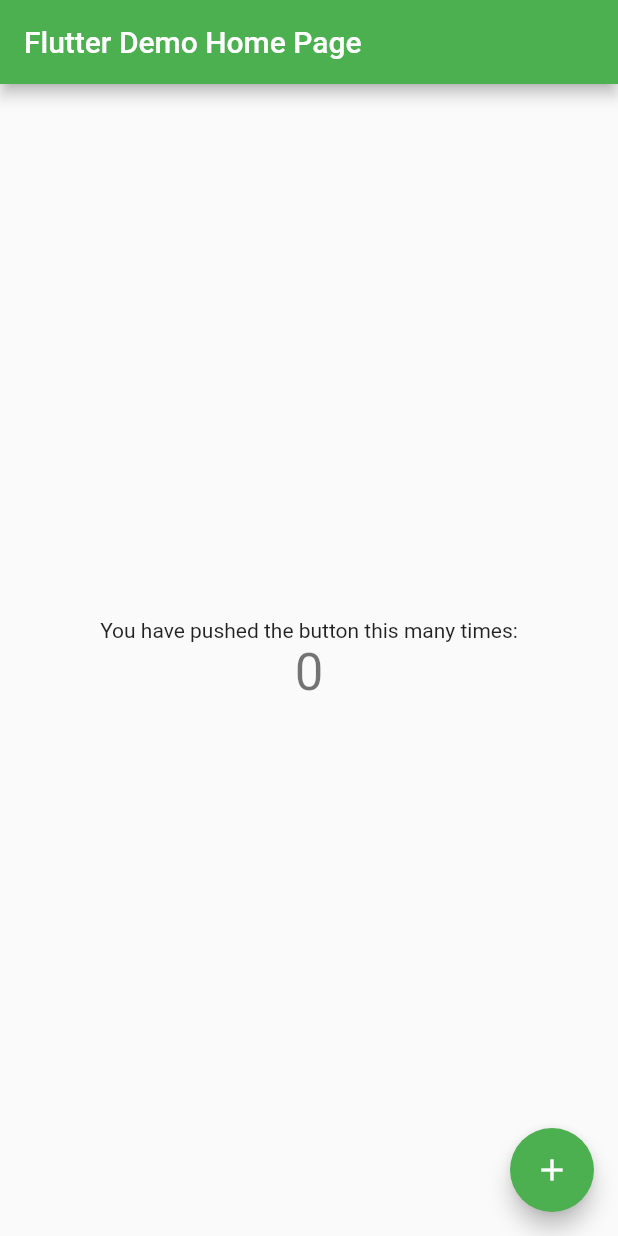
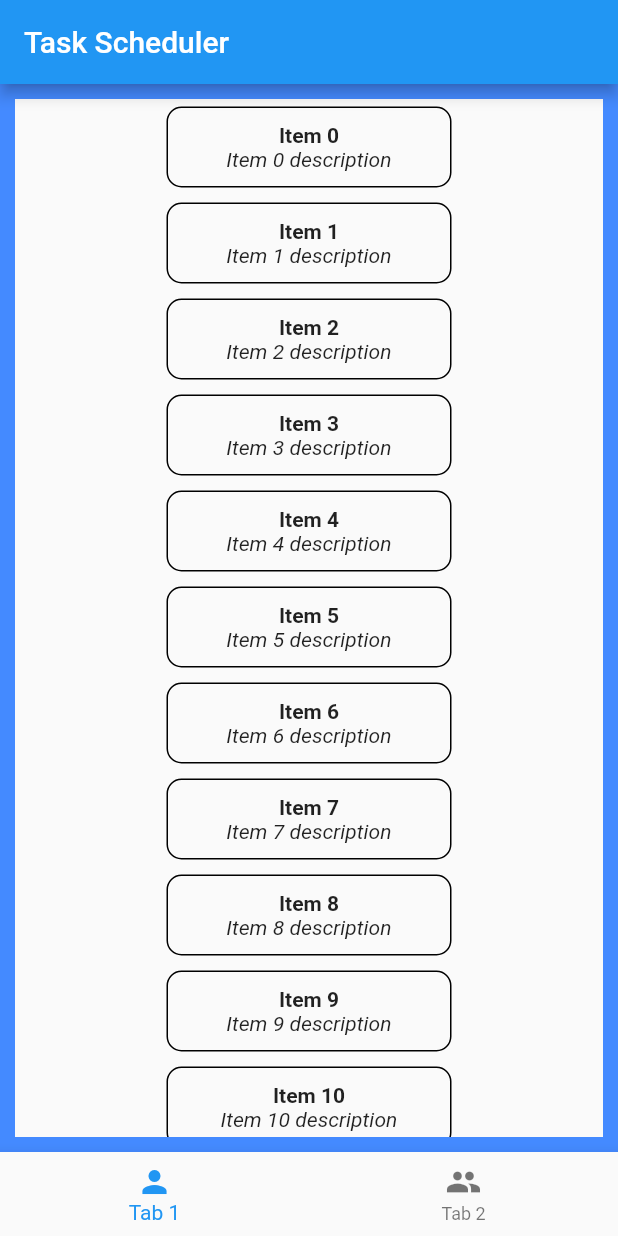
Before and after one commit to ubclaunchpad/task-scheduling, a Flutter app: the screen it shows after launch, on a phone screen of 412 x 824 dp. Run offline on Flutter 3.47's test engine with Material 2 defaults, Android fonts, the phone set to English and light mode, and no system bars; our stand-ins replace cloud_functions, firebase_core; accounts and stored records are empty; network calls fail.

Commit message:
basic layout and fetching not working

```diff
--- a/frontend/lib/main.dart
+++ b/frontend/lib/main.dart
@@ -1,66 +1,100 @@
+import 'dart:developer';
+import 'package:cloud_functions/cloud_functions.dart';
 import 'package:flutter/material.dart';
 
+// Import the firebase_core plugin
+import 'package:firebase_core/firebase_core.dart';
+import 'package:src/task_list.dart';
+
 void main() {
-  runApp(const TaskScheduler());
+  WidgetsFlutterBinding.ensureInitialized();
+  runApp(App());
 }
 
-class TaskScheduler extends StatelessWidget {
-  const TaskScheduler({Key? key}) : super(key: key);
+class App extends StatefulWidget {
+  _AppState createState() => _AppState();
+}
 
-  // This widget is the root of your application.
+class _AppState extends State<App> {
+  // Set default `_initialized` and `_error` state to false
+  bool _initialized = false;
+  bool _error = false;
+
+  // Define an async function to initialize FlutterFire
+  void initializeFlutterFire() async {
+    try {
+      // Wait for Firebase to initialize and set `_initialized` state to true
+      await Firebase.initializeApp();
+      // FirebaseFunctions.instance.useFunctionsEmulator('localhost', 5001);
+      log("Successfully initialized Firebase App");
+      setState(() {
+        _initialized = true;
+      });
+    } catch (e) {
+      log(e.toString());
+      // Set `_error` state to true if Firebase initialization fails
+      setState(() {
+        _error = true;
+      });
+    }
+  }
+
+  @override
+  void initState() {
+    initializeFlutterFire();
+    super.initState();
+  }
+
   @override
   Widget build(BuildContext context) {
-    return MaterialApp(
-      title: 'Flutter Demo',
-      theme: ThemeData(
-        // This is the theme of your application.
-        //
-        // Try running your application with "flutter run". You'll see the
-        // application has a blue toolbar. Then, without quitting the app, try
-        // changing the primarySwatch below to Colors.green and then invoke
-        // "hot reload" (press "r" in the console where you ran "flutter run",
-        // or simply save your changes to "hot reload" in a Flutter IDE).
-        // Notice that the counter didn't reset back to zero; the application
-        // is not restarted.
-        primarySwatch: Colors.green,
-      ),
-      home: const MyHomePage(title: 'Flutter Demo Home Page'),
-    );
+    // Show error message if initialization failed
+    if (_error) {
+      return SomethingWentWrong();
+    }
+
+    // Show a loader until FlutterFire is initialized
+    if (!_initialized) {
+      return Loading();
+    }
+
+    return TaskSchedulerRoot(title: "Task Scheduler");
   }
 }
 
-class MyHomePage extends StatefulWidget {
-  const MyHomePage({Key? key, required this.title}) : super(key: key);
+Widget SomethingWentWrong() {
+  return MaterialApp(
+      home: Scaffold(
+    appBar: AppBar(
+      title: const Text('Something went wrong'),
+    ),
+    body: Center(
+      child: Text('Something went wrong'),
+    ),
+  ));
+}
 
-  // This widget is the home page of your application. It is stateful, meaning
-  // that it has a State object (defined below) that contains fields that affect
-  // how it looks.
+Widget Loading() {
+  return MaterialApp(
+      home: Scaffold(
+    appBar: AppBar(
+      title: const Text('Loading...'),
+    ),
+    body: Center(
+      child: CircularProgressIndicator(),
+    ),
+  ));
+}
 
-  // This class is the configuration for the state. It holds the values (in this
-  // case the title) provided by the parent (in this case the App widget) and
-  // used by the build method of the State. Fields in a Widget subclass are
-  // always marked "final".
+class TaskSchedulerRoot extends StatefulWidget {
+  const TaskSchedulerRoot({Key? key, required this.title}) : super(key: key);
 
   final String title;
 
   @override
-  State<MyHomePage> createState() => _MyHomePageState();
+  _TaskSchedulerRootState createState() => _TaskSchedulerRootState();
 }
 
-class _MyHomePageState extends State<MyHomePage> {
-  int _counter = 0;
-
-  void _incrementCounter() {
-    setState(() {
-      // This call to setState tells the Flutter framework that something has
-      // changed in this State, which causes it to rerun the build method below
-      // so that the display can reflect the updated values. If we changed
-      // _counter without calling setState(), then the build method would not be
-      // called again, and so nothing would appear to happen.
-      _counter++;
-    });
-  }
-
+class _TaskSchedulerRootState extends State<TaskSchedulerRoot> {
   @override
   Widget build(BuildContext context) {
     // This method is rerun every time setState is called, for instance as done
@@ -69,47 +103,30 @@ class _MyHomePageState extends State<MyHomePage> {
     // The Flutter framework has been optimized to make rerunning build methods
     // fast, so that you can just rebuild anything that needs updating rather
     // than having to individually change instances of widgets.
-    return Scaffold(
-      appBar: AppBar(
-        // Here we take the value from the MyHomePage object that was created by
-        // the App.build method, and use it to set our appbar title.
-        title: Text(widget.title),
-      ),
-      body: Center(
-        // Center is a layout widget. It takes a single child and positions it
-        // in the middle of the parent.
-        child: Column(
-          // Column is also a layout widget. It takes a list of children and
-          // arranges them vertically. By default, it sizes itself to fit its
-          // children horizontally, and tries to be as tall as its parent.
-          //
-          // Invoke "debug painting" (press "p" in the console, choose the
-          // "Toggle Debug Paint" action from the Flutter Inspector in Android
-          // Studio, or the "Toggle Debug Paint" command in Visual Studio Code)
-          // to see the wireframe for each widget.
-          //
-          // Column has various properties to control how it sizes itself and
-          // how it positions its children. Here we use mainAxisAlignment to
-          // center the children vertically; the main axis here is the vertical
-          // axis because Columns are vertical (the cross axis would be
-          // horizontal).
-          mainAxisAlignment: MainAxisAlignment.center,
-          children: <Widget>[
-            const Text(
-              'You have pushed the button this many times:',
+    return MaterialApp(
+        home: Scaffold(
+            appBar: AppBar(
+              // Here we take the value from the MyHomePage object that was created by
+              // the App.build method, and use it to set our appbar title.
+              title: Text(widget.title),
             ),
-            Text(
-              '$_counter',
-              style: Theme.of(context).textTheme.headline4,
-            ),
-          ],
-        ),
-      ),
-      floatingActionButton: FloatingActionButton(
-        onPressed: _incrementCounter,
-        tooltip: 'Increment',
-        child: const Icon(Icons.add),
-      ), // This trailing comma makes auto-formatting nicer for build methods.
-    );
+            bottomNavigationBar:
+                BottomNavigationBar(items: const <BottomNavigationBarItem>[
+              BottomNavigationBarItem(
+                icon: Icon(Icons.person),
+                label: 'Tab 1',
+              ),
+              BottomNavigationBarItem(
+                icon: Icon(Icons.people),
+                label: 'Tab 2',
+              ),
+            ]),
+            body: Container(
+              decoration: BoxDecoration(
+                border: Border.all(color: Colors.blueAccent, width: 10),
+              ),
+              child: TaskList(),
+              constraints: const BoxConstraints.expand(),
+            )));
   }
 }
--- /dev/null
+++ b/frontend/lib/task.dart
@@ -0,0 +1,37 @@
+import 'package:flutter/material.dart';
+
+class Task extends StatelessWidget {
+  Task({Key? key, required this.title, required this.description})
+      : super(key: key);
+  final String title;
+  final String description;
+  @override
+  Widget build(BuildContext context) {
+    return Container(
+      constraints: const BoxConstraints(
+        maxWidth: 30,
+      ),
+      decoration: BoxDecoration(
+        border: Border.all(
+          color: Colors.black,
+          width: 1,
+        ),
+        borderRadius: BorderRadius.circular(10),
+      ),
+      margin: const EdgeInsets.all(5),
+      padding: const EdgeInsets.all(10),
+      child: Column(
+        children: [
+          Text(
+            title,
+            style: const TextStyle(fontWeight: FontWeight.bold),
+          ),
+          Text(
+            description,
+            style: const TextStyle(fontStyle: FontStyle.italic),
+          ),
+        ],
+      ),
+    );
+  }
+}
--- /dev/null
+++ b/frontend/lib/task_list.dart
@@ -0,0 +1,60 @@
+import 'dart:developer';
+
+import 'package:flutter/material.dart';
+import 'package:src/task.dart';
+import 'package:firebase_core/firebase_core.dart';
+import 'package:cloud_functions/cloud_functions.dart';
+
+class TaskList extends StatefulWidget {
+  const TaskList({Key? key}) : super(key: key);
+
+  @override
+  _TaskListState createState() => _TaskListState();
+}
+
+class _TaskListState extends State<TaskList> {
+  // late Future<List<dynamic>> _tasks;
+  // @override
+  // void initState() async {
+  //   super.initState();
+  //   getAllTasks();
+  // }
+
+  Future<void> getAllTasks() async {
+    // await Firebase.initializeApp();
+    log("Starting GetAllTasks");
+    log("Set local");
+    try {
+      HttpsCallable callable =
+          FirebaseFunctions.instance.httpsCallable('listTasks');
+      log("Set callable");
+      try {
+        final results = await callable();
+        for (var task in results.data) {
+          log(task.toString());
+        }
+      } catch (e) {
+        log(e.toString());
+      }
+    } catch (e) {
+      log(e.toString());
+    }
+  }
+
+  @override
+  Widget build(BuildContext context) {
+    getAllTasks();
+    return Center(
+        child: Container(
+      child: ListView.builder(
+        itemBuilder: (_, index) => Task(
+          title: "Item $index",
+          description: "Item $index description",
+        ),
+        itemCount: 100,
+        shrinkWrap: true,
+      ),
+      constraints: const BoxConstraints(maxWidth: 200),
+    ));
+  }
+}
--- a/frontend/pubspec.yaml
+++ b/frontend/pubspec.yaml
@@ -34,6 +34,10 @@ dependencies:
   # The following adds the Cupertino Icons font to your application.
   # Use with the CupertinoIcons class for iOS style icons.
   cupertino_icons: ^1.0.2
+  cloud_functions: "^3.1.1"
+  firebase_core: "^1.10.0"
+
+
 
 dev_dependencies:
   flutter_test:
```
Also changed, not shown: frontend/pubspec.lock, 4 other files.
